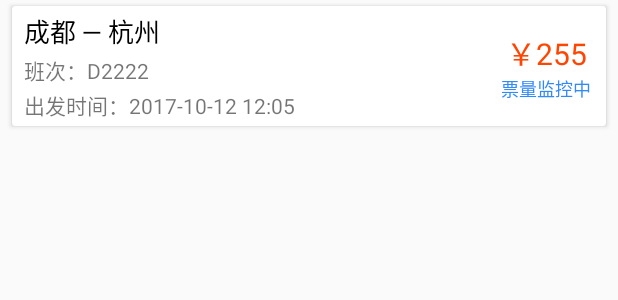
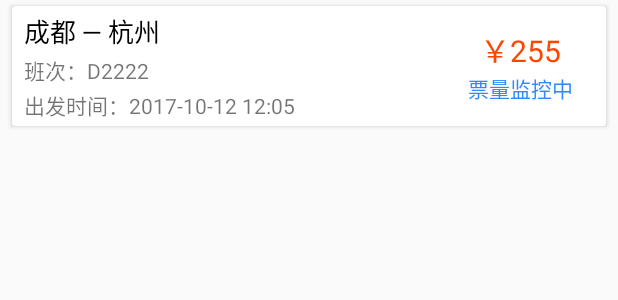
Before and after one commit to Evenss/TicketAssistant, an Android app: the layout adapter_order_info.xml on its own in the app's theme, with its tools: preview values and no code run, on a phone screen of 412 x 824 dp. Shown: the top 300 px of the screen. Run offline under Robolectric (Android 15) with nearby library versions, the phone set to English and light mode, and no system bars.

Commit message:
1.余量监控后续动作添加2.查询我的订单

```diff
--- a/app/src/main/java/com/graduation/even/graduationclient/activity/TicketShowActivity.java
+++ b/app/src/main/java/com/graduation/even/graduationclient/activity/TicketShowActivity.java
@@ -243,6 +243,10 @@ public class TicketShowActivity extends BaseActivity implements View.OnClickList
                         ToastUtil.showToastOnUIThread(TicketShowActivity.this, "开始监控票余量");
                         // 清空数据
                         clearData();
+                        // 跳转到我的订单界面
+                        Intent intent = new Intent(TicketShowActivity.this, OrderInfoActivity.class);
+                        startActivity(intent);
+                        finish();
                     }
                 });
     }
--- a/app/src/main/java/com/graduation/even/graduationclient/fragment/MyInfoFragment.java
+++ b/app/src/main/java/com/graduation/even/graduationclient/fragment/MyInfoFragment.java
@@ -15,6 +15,7 @@ import com.graduation.even.graduationclient.R;
 import com.graduation.even.graduationclient.activity.ChangePwdActivity;
 import com.graduation.even.graduationclient.activity.LoginActivity;
 import com.graduation.even.graduationclient.activity.MainActivity;
+import com.graduation.even.graduationclient.activity.OrderInfoActivity;
 import com.graduation.even.graduationclient.net.callback.NetCallBack;
 import com.graduation.even.graduationclient.net.connector.NetworkConnector;
 import com.graduation.even.graduationclient.user.UserInfo;
@@ -93,6 +94,8 @@ public class MyInfoFragment extends BaseFragment implements View.OnClickListener
                 startActivity(intent);
                 break;
             case R.id.rl_order_info:
+                intent = new Intent(getActivity(), OrderInfoActivity.class);
+                startActivity(intent);
                 break;
             case R.id.rl_set_email:
                 createEmailDialog();
--- a/app/src/main/java/com/graduation/even/graduationclient/net/bean/response/MyOrderResponse.java
+++ b/app/src/main/java/com/graduation/even/graduationclient/net/bean/response/MyOrderResponse.java
@@ -27,7 +27,7 @@ public class MyOrderResponse extends BaseResponse {
         @SerializedName("arrStationName")
         public String arrStationName;
         @SerializedName("trainNo")
-        public String trainNo;
+        public List<String> trainNo;
         @SerializedName("state") // 订单状态 0-已完成 1-票量监控中
         public int state;
         @SerializedName("startDate")
--- a/app/src/main/res/layout/adapter_order_info.xml
+++ b/app/src/main/res/layout/adapter_order_info.xml
@@ -15,7 +15,7 @@
         android:layout_height="match_parent">
         <LinearLayout
             android:layout_width="0dp"
-            android:layout_weight="4"
+            android:layout_weight="5"
             android:layout_height="wrap_content"
             android:orientation="vertical"
             android:paddingLeft="8sp"
@@ -44,7 +44,7 @@
 
         <LinearLayout
             android:layout_width="0dp"
-            android:layout_weight="1"
+            android:layout_weight="2"
             android:layout_height="match_parent"
             android:gravity="center"
             android:orientation="vertical">
@@ -62,7 +62,7 @@
                 android:layout_height="wrap_content"
                 android:text="票量监控中"
                 android:textColor="@color/colorPrimary"
-                android:textSize="12sp"/>
+                android:textSize="14sp"/>
         </LinearLayout>
     </LinearLayout>
 
--- a/app/src/main/res/layout/fragment_home.xml
+++ b/app/src/main/res/layout/fragment_home.xml
@@ -29,7 +29,7 @@
                 android:layout_width="0dp"
                 android:layout_weight="3"
                 android:layout_height="match_parent"
-                android:text="出发地"
+                android:text="杭州"
                 android:textSize="19sp"
                 android:textColor="@color/black"
                 android:gravity="start|center_vertical"
@@ -55,7 +55,7 @@
                 android:layout_width="0dp"
                 android:layout_weight="3"
                 android:layout_height="match_parent"
-                android:text="目的地"
+                android:text="北京"
                 android:textSize="19sp"
                 android:textColor="@color/black"
                 android:gravity="end|center_vertical"
```
Also changed, not shown: app/src/main/java/com/graduation/even/graduationclient/adapter/OrderInfoAdapter.java (+10 -4 lines), app/src/main/java/com/graduation/even/graduationclient/adapter/TicketAdapter.java (+7 -7 lines).
